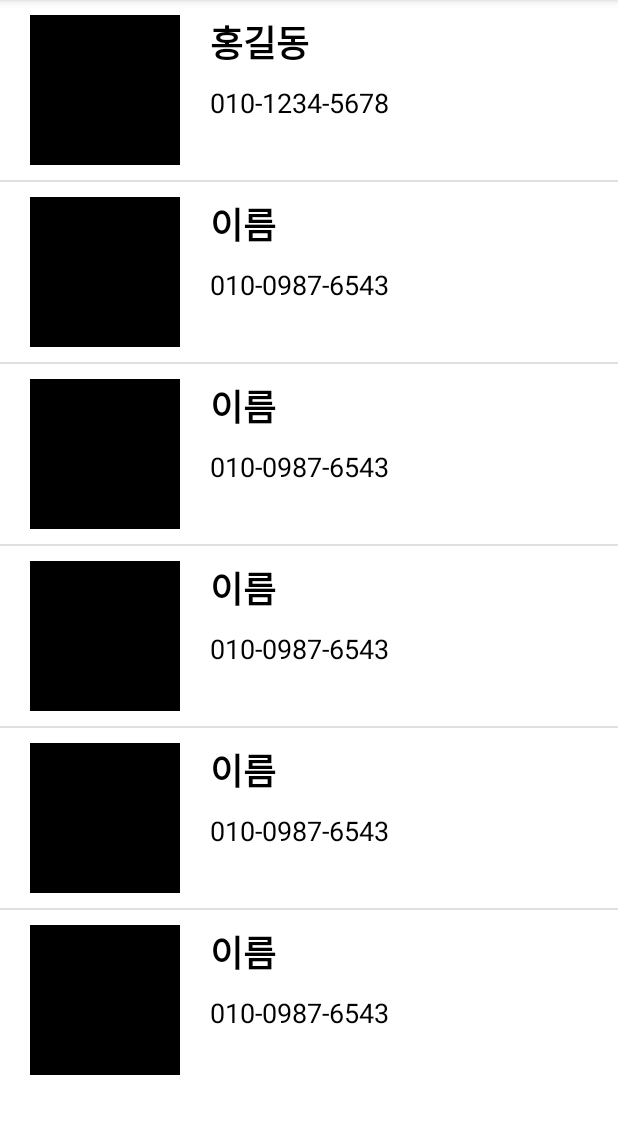
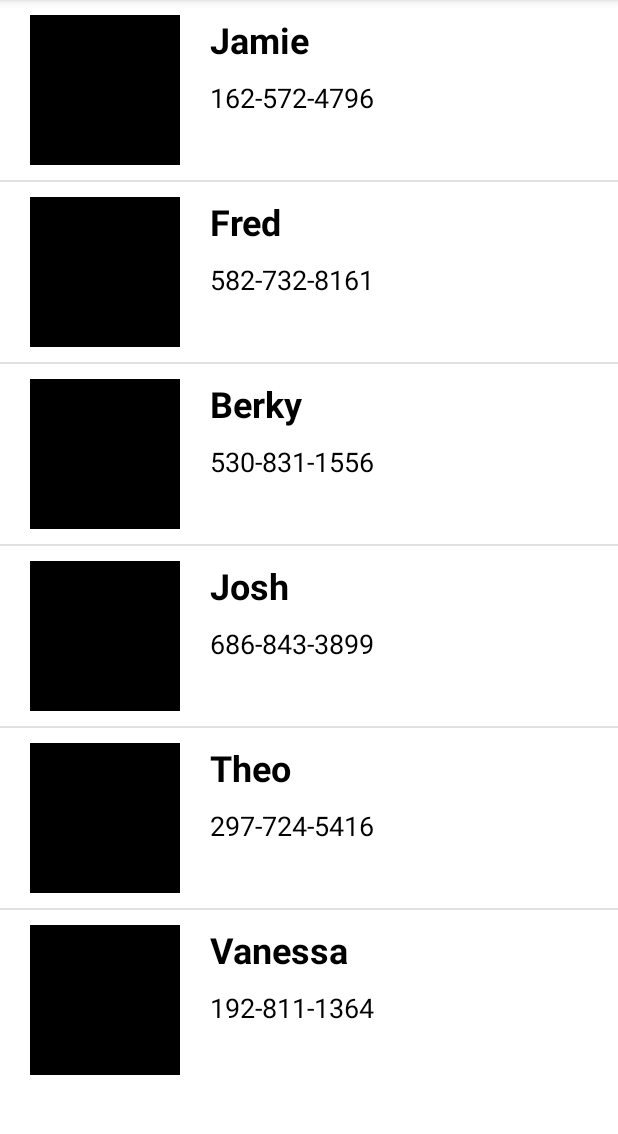
Before and after one commit to Jongjunp/2021-KAIST-winter-camp, an Android app: the fragment AFragment shown on its own in the app's theme, on a phone screen of 412 x 824 dp, the part 84-1218 px from its top. Run offline under Robolectric (Android 15) with nearby library versions, the phone set to English and light mode, and no system bars.

Commit message:
project1_minsuh - recyclerview with random phone data

```diff
--- a/app/src/main/java/com/example/commontask1_pjj/AFragment.kt
+++ b/app/src/main/java/com/example/commontask1_pjj/AFragment.kt
@@ -1,5 +1,6 @@
 package com.example.commontask1_pjj
 
+import android.content.res.AssetManager
 import android.os.Bundle
 import androidx.fragment.app.Fragment
 import android.view.LayoutInflater
@@ -8,6 +9,8 @@ import android.view.ViewGroup
 import androidx.recyclerview.widget.DividerItemDecoration
 import androidx.recyclerview.widget.LinearLayoutManager
 import androidx.recyclerview.widget.RecyclerView
+import org.json.JSONArray
+import org.json.JSONObject
 
 class AFragment : Fragment() {
     private val dataArray = ArrayList<ListItem>()
@@ -19,13 +22,23 @@ class AFragment : Fragment() {
         savedInstanceState: Bundle?
     ): View? {
         var rootView = inflater.inflate(R.layout.fragment_a, container, false)
-        dataArray.add(ListItem("홍길동", "010-1234-5678"))
-        dataArray.add(ListItem("이름", "010-0987-6543"))
-        dataArray.add(ListItem("이름", "010-0987-6543"))
-        dataArray.add(ListItem("이름", "010-0987-6543"))
-        dataArray.add(ListItem("이름", "010-0987-6543"))
-        dataArray.add(ListItem("이름", "010-0987-6543"))
-        dataArray.add(ListItem("이름", "010-0987-6543"))
+
+        val assetManager = resources.assets
+        val inputStream = assetManager.open("phoneData.json")
+        val jsonString = inputStream.bufferedReader().use {it.readText()}
+
+        val jObject = JSONObject(jsonString)
+        val jArray = jObject.getJSONArray("phoneData")
+
+        for(i in 0 until jArray.length()){
+
+            val obj = jArray.getJSONObject(i)
+
+            val jName = obj.getString("name")
+            val jPhone = obj.getString("phone")
+
+            dataArray.add(ListItem(jName, jPhone))
+        }
 
         recyclerView1 = rootView.findViewById(R.id.recyclerView)as RecyclerView
         recyclerView1.layoutManager = LinearLayoutManager(requireContext())
@@ -34,24 +47,5 @@ class AFragment : Fragment() {
 
         return rootView
     }
-    /*
-    private lateinit var rv: RecyclerView
-    private lateinit var myAdapter: ViewAdapter
-    private val repository = innerData()
 
-    override fun onCreateView(
-        inflater: LayoutInflater, container: ViewGroup?,
-        savedInstanceState: Bundle?
-    ): View? {
-        return inflater.inflate(R.layout.fragment_a, container, false)
-    }
-
-
-    override fun onViewCreated(view: View, savedInstanceState: Bundle?) {
-        super.onViewCreated(view, savedInstanceState)
-        myAdapter = ViewAdapter(this)
-        //rv.adapter = myAdapter
-        myAdapter.data = repository.getRepoList()
-
-    }*/
 }
--- a/app/src/main/java/com/example/commontask1_pjj/ListItem.kt
+++ b/app/src/main/java/com/example/commontask1_pjj/ListItem.kt
@@ -1,4 +1,6 @@
 package com.example.commontask1_pjj
+
+import android.graphics.drawable.Drawable
 
 //각 item에 필요한 data
 data class ListItem(
```
Also changed, not shown: app/src/main/assets/phoneData.json (added, +84 -0 lines).
